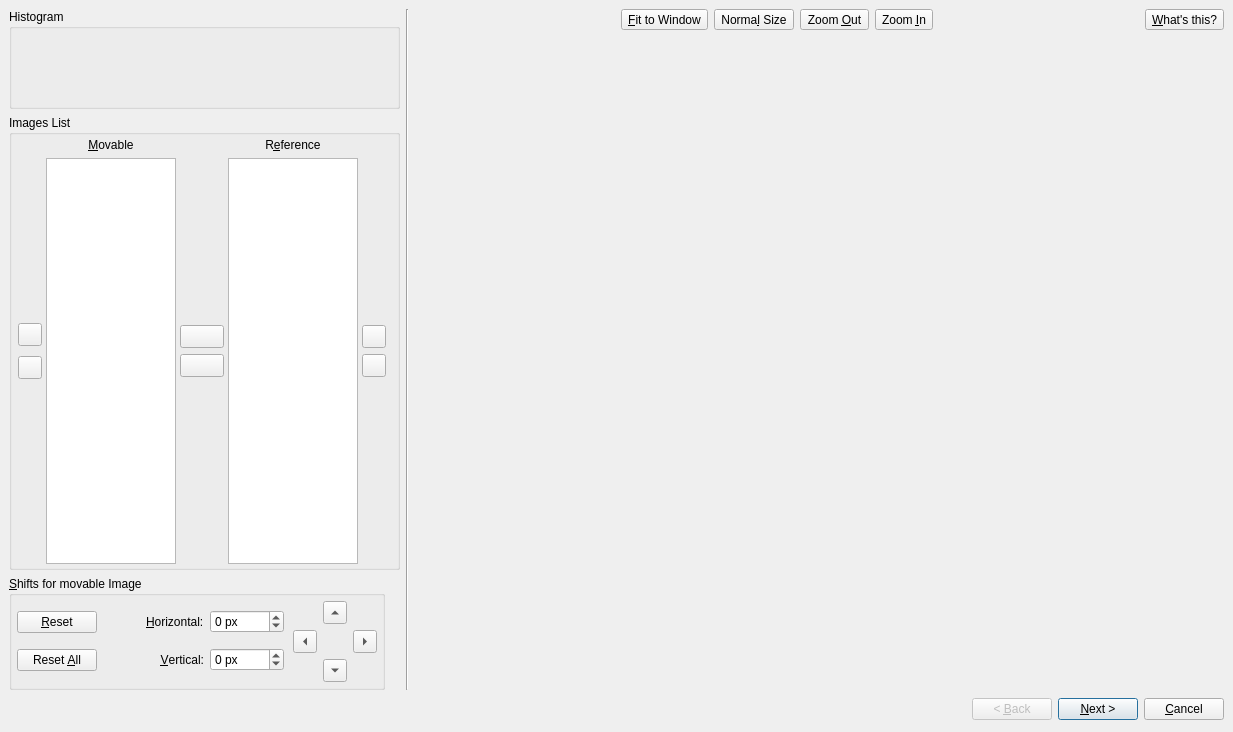
Before: the Qt Designer form forms/aligndialog.ui in LuminanceHDR/LuminanceHDR, drawn with Qt 5.
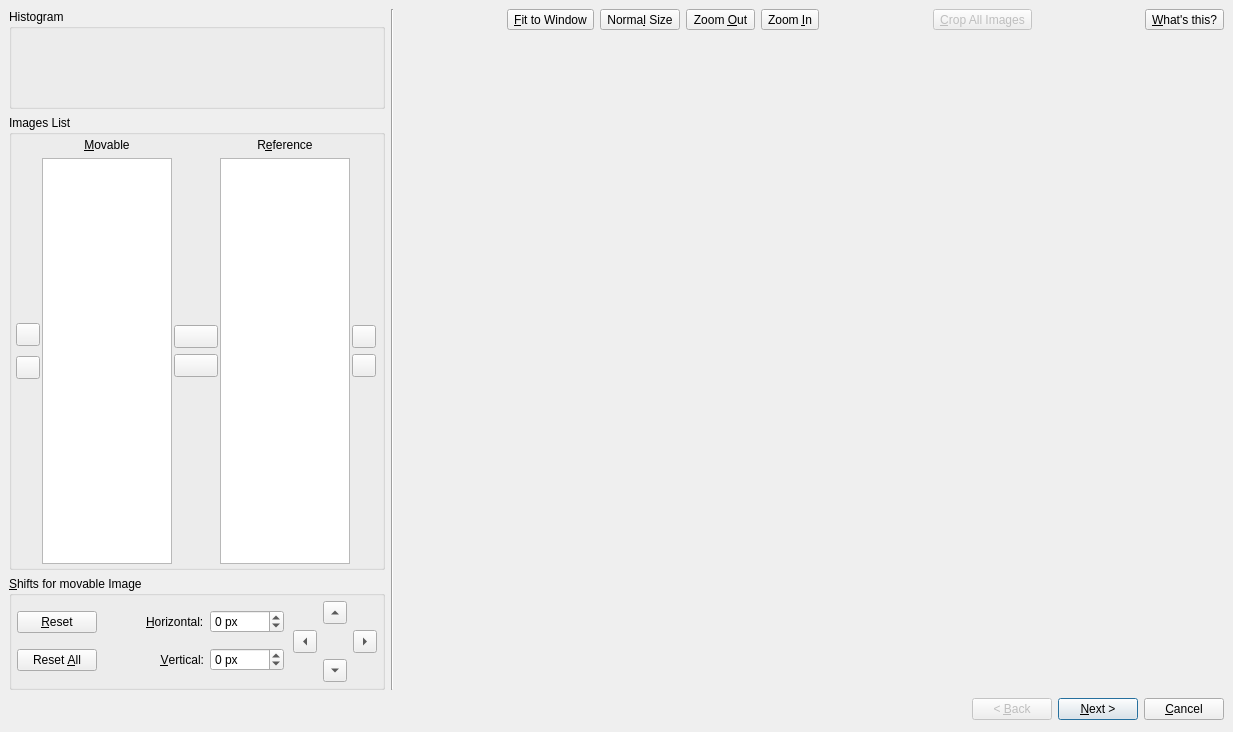
After: the same form once the commit is applied. Icons and pictures are not drawn.

Commit message: align: added crop button wizard: beautified the first page

```diff
--- a/forms/aligndialog.ui
+++ b/forms/aligndialog.ui
@@ -81,6 +81,14 @@
        </item>
        <item>
         <widget class="QGroupBox" name="listsGroupBox" >
+         <property name="sizePolicy" >
+          <sizepolicy>
+           <hsizetype>0</hsizetype>
+           <vsizetype>5</vsizetype>
+           <horstretch>0</horstretch>
+           <verstretch>0</verstretch>
+          </sizepolicy>
+         </property>
          <property name="maximumSize" >
           <size>
            <width>391</width>
@@ -724,6 +732,47 @@
            </property>
           </spacer>
          </item>
+         <item>
+          <widget class="QToolButton" name="cropButton" >
+           <property name="enabled" >
+            <bool>false</bool>
+           </property>
+           <property name="toolTip" >
+            <string>Crop the stack of images after a selection with the left mouse button has been made</string>
+           </property>
+           <property name="whatsThis" >
+            <string>Clicking this button you will be able to crop all the images to the size that you have previously selected with the left mouse button (press and hold the left mouse button and move the pointer to select a crop area, then press this button).</string>
+           </property>
+           <property name="text" >
+            <string>&amp;Crop All Images</string>
+           </property>
+           <property name="icon" >
+            <iconset resource="../icons.qrc" >:/new/prefix1/images/crop.png</iconset>
+           </property>
+           <property name="iconSize" >
+            <size>
+             <width>22</width>
+             <height>22</height>
+            </size>
+           </property>
+           <property name="shortcut" >
+            <string>CTRL+X</string>
+           </property>
+          </widget>
+         </item>
+         <item>
+          <spacer>
+           <property name="orientation" >
+            <enum>Qt::Horizontal</enum>
+           </property>
+           <property name="sizeHint" >
+            <size>
+             <width>40</width>
+             <height>20</height>
+            </size>
+           </property>
+          </spacer>
+         </item>
          <item>
           <widget class="QToolButton" name="whatsThisButton" >
            <property name="toolTip" >
```
Left out of the diff: 4 changed lines with no effect on the pictures. The commit also changes 1 other file.
